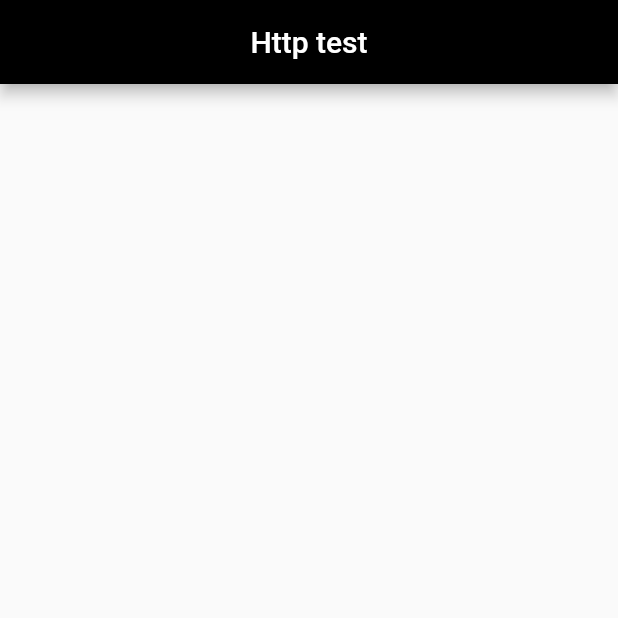
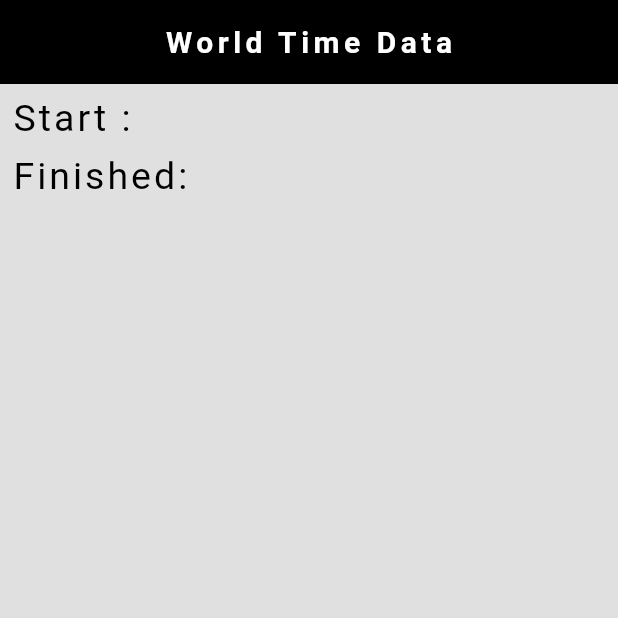
Before and after one commit to smllqs/Allan_Gray_Challenge, a Flutter app: the screen it shows after launch, on a phone screen of 412 x 824 dp, the top half of it. Run offline on Flutter 3.47's test engine with Material 2 defaults, Android fonts, the phone set to English and light mode, and no system bars; our stand-ins replace google_fonts; Roboto replaces fonts that are missing (Alice).

Commit message:
added HttpStats to WorldTimeData.

```diff
--- a/lib/home.dart
+++ b/lib/home.dart
@@ -1,5 +1,6 @@
-import 'package:flutter/cupertino.dart';
+import 'package:app_load_testing_ag/widgets/big_text.dart';
 import 'package:flutter/material.dart';
+import 'package:google_fonts/google_fonts.dart';
 
 class HomePage extends StatefulWidget {
   const HomePage({Key? key}) : super(key: key);
@@ -13,10 +14,30 @@ class _HomePageState extends State<HomePage> {
   Widget build(BuildContext context) {
     return Scaffold(
       appBar: AppBar(
+        title: Text(
+          'World Time Data',
+          style:
+              GoogleFonts.alice(letterSpacing: 3, fontWeight: FontWeight.w700),
+        ),
         backgroundColor: Colors.black,
-        title: const Text('Http test'),
-      centerTitle: true,
+        centerTitle: true,
+        elevation: 0,
       ),
+      body: Padding(
+        padding: const EdgeInsets.all(8.0),
+        child: Column(
+          crossAxisAlignment: CrossAxisAlignment.start,
+          children: [
+            BigText(
+              text: 'Start :',
+              color: Colors.black,
+            ),
+            const SizedBox(height: 10),
+            BigText(text: 'Finished: ', color: Colors.black)
+          ],
+        ),
+      ),
+      backgroundColor: Colors.grey.shade300,
     );
   }
 }
--- a/lib/main.dart
+++ b/lib/main.dart
@@ -13,7 +13,8 @@ class MyApp extends StatelessWidget {
   @override
   Widget build(BuildContext context) {
     return MaterialApp(
-      title: 'Flutter Demo',
+      debugShowCheckedModeBanner: false,
+      title: 'Http Test',
       theme: ThemeData(
         primarySwatch: Colors.blue,
       ),
--- /dev/null
+++ b/lib/services/http_stats.dart
@@ -0,0 +1,9 @@
+class HttpStats{
+  late int duration;
+  late DateTime start;
+  late DateTime end;
+  late int bytes;
+
+  HttpStats({ required this.duration, required this.start, required this.end, required this.bytes});
+
+}
--- /dev/null
+++ b/lib/services/world_time_data.dart
@@ -0,0 +1,40 @@
+import 'package:app_load_testing_ag/services/http_stats.dart';
+import 'package:http/http.dart';
+// import 'package:intl/intl.dart';
+import 'dart:convert';
+import 'package:intl/intl.dart';
+
+class WorldTimeData {
+  late String url;
+  late String time;
+  late String location;
+  late String flag;
+  late bool isDaytime;
+
+  WorldTimeData({required this.url, required this.location, required this.flag});
+
+  Future<void> getTime() async {
+    try{
+      // Measuring time it takes for the http request complete.
+      DateTime start  = DateTime.now();
+      Stopwatch stopwatch = Stopwatch()..start();
+      Response response = await get(Uri.parse('http://worldtimeapi.org/api/timezone/$url'));
+      int duration = stopwatch.elapsed.inMilliseconds;
+      DateTime end = DateTime.now();
+      int bytes = response.bodyBytes.length;
+      HttpStats httpStats = HttpStats(duration: duration, start: start, end: end, bytes: bytes);
+      Map data = jsonDecode(response.body);
+      String datetime = data['datetime'];
+      String offset = data['utc_offset'].substring(1, 3);
+      DateTime now = DateTime.parse(datetime);
+
+      now.add(Duration(hours: int.parse(offset)));
+      now = now.add(Duration(hours: int.parse(offset)));
+      isDaytime = (now.hour > 6 && now.hour < 19);
+      time = DateFormat.jm().format(now);
+    }catch (e){
+      // print("caught error: $e");
+      time = "Could not get time data";
+    }
+  }
+}
--- /dev/null
+++ b/lib/widgets/big_text.dart
@@ -0,0 +1,31 @@
+import 'package:flutter/cupertino.dart';
+
+class BigText extends StatelessWidget {
+  Color? color;
+  final String text;
+  double size;
+  TextOverflow overflow;
+  BigText(
+      {Key? key,
+        this.color = const Color(0xFF332d2b),
+        required this.text,
+        this.size = 20,
+        this.overflow = TextOverflow.ellipsis})
+      : super(key: key);
+
+  @override
+  Widget build(BuildContext context) {
+    return Text(
+      text,
+      maxLines: 1,
+      overflow: overflow,
+      style: TextStyle(
+        color: color,
+        fontWeight: FontWeight.w400,
+        fontFamily: 'Roboto',
+        fontSize: 25,
+        letterSpacing: 2
+      ),
+    );
+  }
+}
--- a/pubspec.yaml
+++ b/pubspec.yaml
@@ -35,6 +35,8 @@ dependencies:
   # The following adds the Cupertino Icons font to your application.
   # Use with the CupertinoIcons class for iOS style icons.
   cupertino_icons: ^1.0.2
+  google_fonts: ^4.0.4
+  intl: ^0.18.1
 
 dev_dependencies:
   flutter_test:
```
Also changed, not shown: lib/choose_location.dart (added, +71 -0 lines), pubspec.lock, 7 other files.
